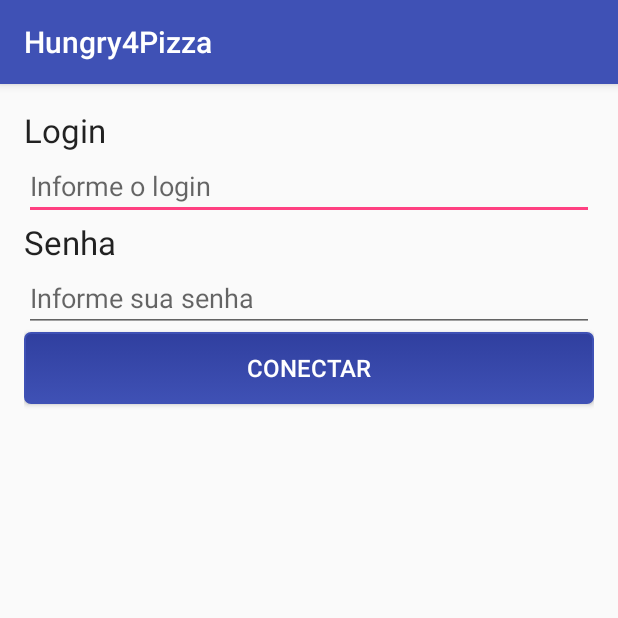
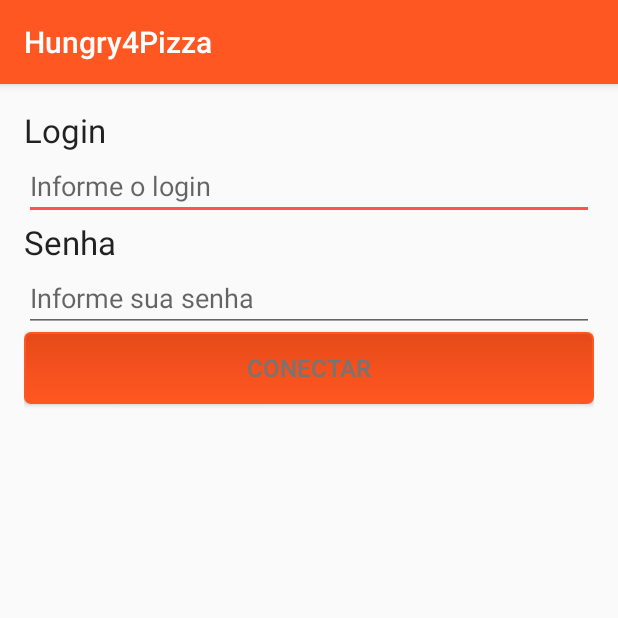
Before and after one commit to renanbrando/Hungry4Pizza, an Android app: the screen it shows after launch (LoginActivity), on a phone screen of 412 x 824 dp, the top half of it. Run offline under Robolectric (Android 15) with nearby library versions, the light colour scheme and no system bars.

Commit message:
Added hungry4pizza files.

```diff
--- a/app/src/main/AndroidManifest.xml
+++ b/app/src/main/AndroidManifest.xml
@@ -9,7 +9,8 @@
         android:supportsRtl="true"
         android:theme="@style/AppTheme">
         <activity android:name=".MainActivity"/>
-        <activity android:name=".SplashActivity" >
+        <activity android:name=".SplashActivity"
+            android:theme="@style/FullScreen">
         <intent-filter>
             <action android:name="android.intent.action.MAIN" />
             <category android:name="android.intent.category.LAUNCHER" />
--- a/app/src/main/res/values/colors.xml
+++ b/app/src/main/res/values/colors.xml
@@ -1,7 +1,7 @@
 <?xml version="1.0" encoding="utf-8"?>
 <resources>
-    <color name="colorPrimary">#3F51B5</color>
-    <color name="colorPrimaryDark">#303F9F</color>
-    <color name="colorAccent">#FF4081</color>
-    <color name="colorText">#FFFFFF</color>
+    <color name="colorPrimary">#FF5722</color>
+    <color name="colorPrimaryDark">#E64A19</color>
+    <color name="colorAccent">#FF5252</color>
+    <color name="colorText">#757575</color>
 </resources>
--- a/app/src/main/res/values/styles.xml
+++ b/app/src/main/res/values/styles.xml
@@ -5,6 +5,12 @@
         <item name="colorPrimary">@color/colorPrimary</item>
         <item name="colorPrimaryDark">@color/colorPrimaryDark</item>
         <item name="colorAccent">@color/colorAccent</item>
+    </style>
+    <!-- FullScreen theme. -->
+    <style name="FullScreen" parent="AppTheme">
+        <item name="windowActionBar">false</item>
+        <item name="windowNoTitle">true</item>
+        <item name="android:windowFullscreen">true</item>
     </style>
     <style name="Fiap.Header">
         <item name="android:background">@color/colorPrimaryDark</item>
```
